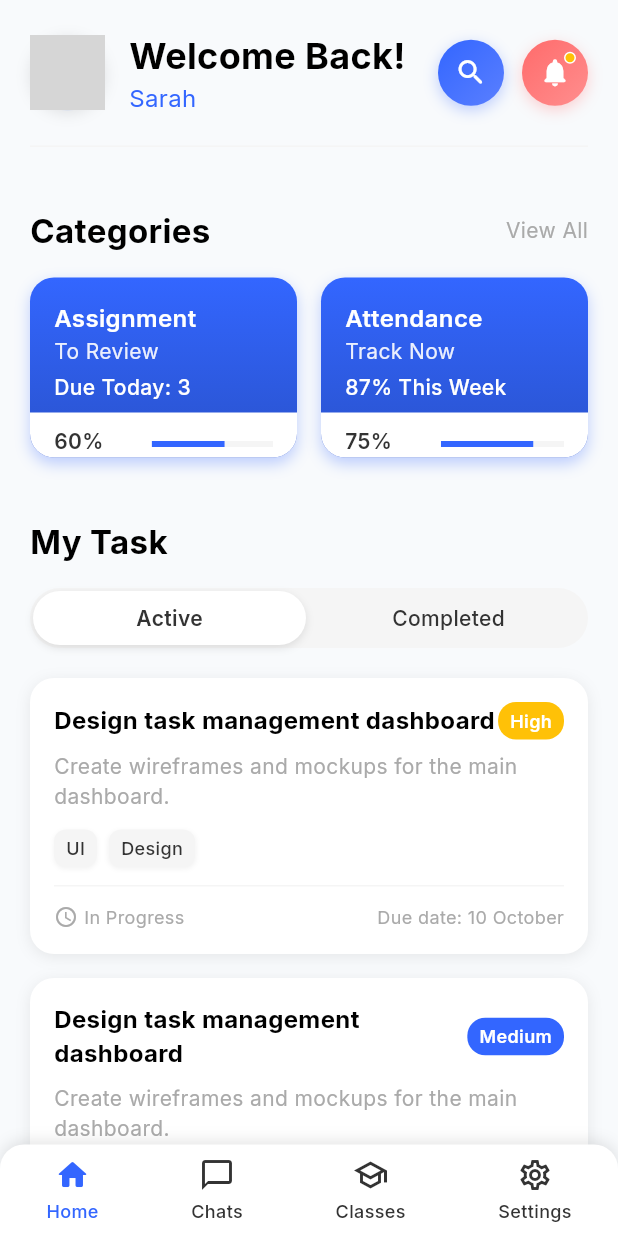
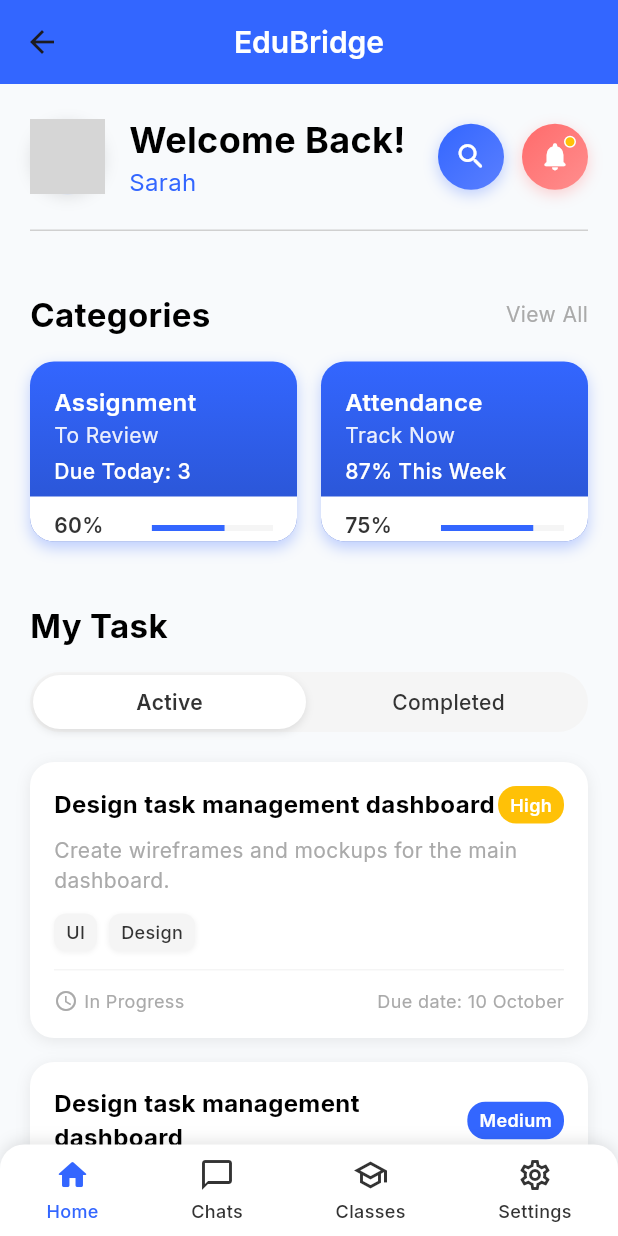
Before and after one commit to Innocent-Gershon/front-end_-_Backend_Implementation_Group-15, a Flutter app: the _HomeScreenContent screen opened directly with empty values, on a phone screen of 412 x 824 dp. Run offline on Flutter 3.47's test engine with Material 3 defaults, Android fonts, the phone set to English and light mode, and no system bars; our stand-ins replace animate_do, cloud_firestore, equatable, firebase_auth, firebase_core, flutter_bloc and 2 more; accounts and stored records are empty; grey boxes are pictures that could not be loaded.

Commit message:
Still updating my UI for the home screen

```diff
--- a/edu_bridge_01/lib/presentation/pages/home/home_screen.dart
+++ b/edu_bridge_01/lib/presentation/pages/home/home_screen.dart
@@ -73,13 +73,25 @@ class _HomeScreenContentState extends State<_HomeScreenContent> {
   Widget build(BuildContext context) {
     return AnnotatedRegion<SystemUiOverlayStyle>(
       value: SystemUiOverlayStyle(
-        statusBarColor: Color(0xFFF8FAFC),
-        statusBarIconBrightness: Brightness.dark,
+        statusBarColor: Color(0xFF3366FF),
+        statusBarIconBrightness: Brightness.light,
       ),
       child: Scaffold(
         backgroundColor: Color(0xFFF8FAFC),
-        body: SafeArea(
-          child: CustomScrollView(
+        appBar: AppBar(
+          backgroundColor: Color(0xFF3366FF),
+          elevation: 0,
+          title: Text(
+            'EduBridge',
+            style: TextStyle(
+              color: Colors.white,
+              fontSize: 20,
+              fontWeight: FontWeight.w600,
+            ),
+          ),
+          centerTitle: true,
+        ),
+        body: CustomScrollView(
           slivers: [
             SliverToBoxAdapter(child: _buildProfileHeader(context)),
             SliverToBoxAdapter(child: _buildCategoriesSection(context)),
@@ -87,7 +99,6 @@ class _HomeScreenContentState extends State<_HomeScreenContent> {
             SliverToBoxAdapter(child: _buildRecentUpdatesSection(context)),
             SliverToBoxAdapter(child: SizedBox(height: 100)),
           ],
-          ),
         ),
         bottomNavigationBar: _buildIOSBottomNav(),
       ),
@@ -224,7 +235,7 @@ class _HomeScreenContentState extends State<_HomeScreenContent> {
             ],
           ),
           SizedBox(height: 20),
-          Container(height: 1, color: Color(0xFFF5F5F5)),
+          Container(height: 1, color: Color(0xFFD0D0D0)),
         ],
       ),
     );
```
Lines whose indentation alone changed are shown as unchanged.
